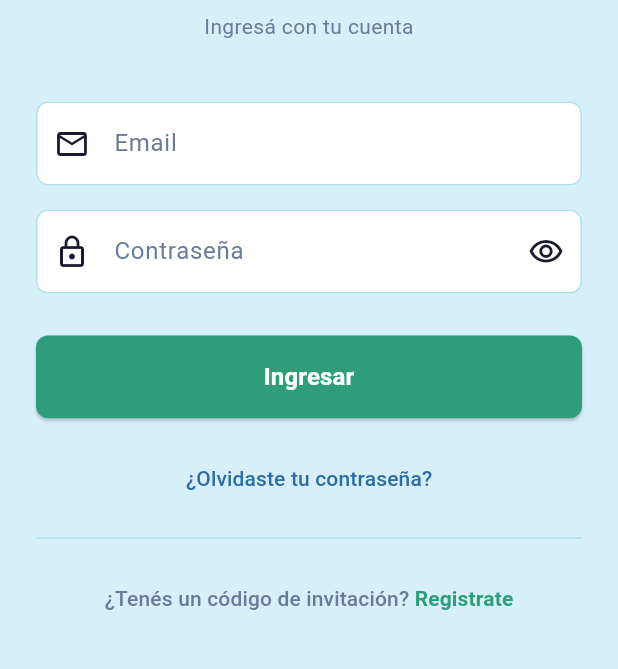
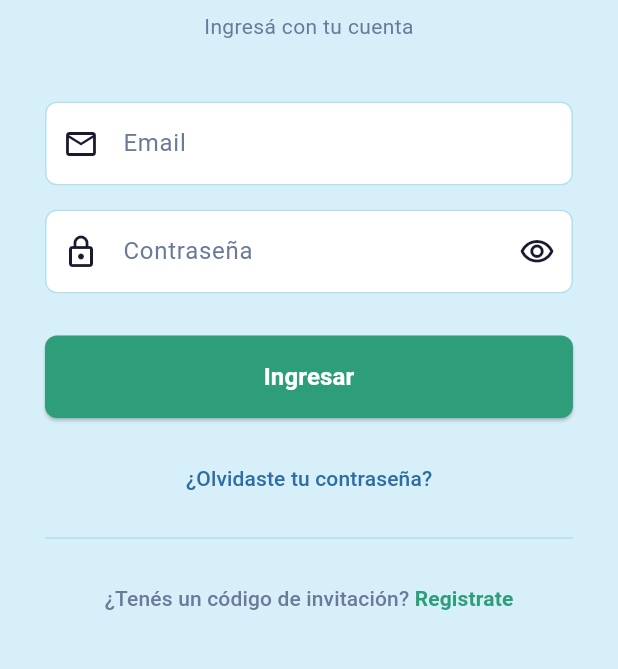
Before and after one commit to cooperadoraeest4app/cooperadora_app, a Flutter app: the screen it shows after launch, scrolled down 576 dp, after a tap on "Ingresar", on a phone screen of 412 x 824 dp, the part 362-1031 px from its top. Run offline on Flutter 3.47's test engine with Material 3 defaults, Android fonts, the light colour scheme and no system bars; our stand-ins replace cloud_firestore, file_picker, firebase_auth, firebase_core, firebase_storage; accounts and stored records are empty.

Commit message:
Fix logout desde panel admin, formulario login con ancho máximo, permisos socios

```diff
--- /dev/null
+++ b/lib/core/navigation/app_navigator.dart
@@ -0,0 +1,3 @@
+import 'package:flutter/material.dart';
+
+final navigatorKey = GlobalKey<NavigatorState>();
--- a/lib/features/auth/presentation/providers/auth_provider.dart
+++ b/lib/features/auth/presentation/providers/auth_provider.dart
@@ -1,6 +1,8 @@
 import 'package:cloud_firestore/cloud_firestore.dart';
 import 'package:firebase_auth/firebase_auth.dart';
-import 'package:flutter/foundation.dart';
+import 'package:flutter/material.dart';
+import '../../../../core/navigation/app_navigator.dart';
+import '../../../home/presentation/screens/home_screen.dart';
 
 class AuthProvider extends ChangeNotifier {
   final _auth = FirebaseAuth.instance;
@@ -8,6 +10,7 @@
   User? _currentUser;
   bool _isLoading = false;
   String? _error;
+  bool _logoutPendiente = false;
   String? rol;
   Map<String, dynamic>? datosUsuario;
   Map<String, dynamic>? datosPersona;
@@ -24,6 +27,13 @@
         datosUsuario = null;
         datosPersona = null;
         notifyListeners();
+        if (_logoutPendiente) {
+          _logoutPendiente = false;
+          navigatorKey.currentState?.pushAndRemoveUntil(
+            MaterialPageRoute(builder: (_) => const HomeScreen()),
+            (route) => false,
+          );
+        }
       }
     });
   }
@@ -188,6 +198,7 @@
   }
 
   Future<void> logout() async {
+    _logoutPendiente = true;
     await _auth.signOut();
   }
 
--- a/lib/features/auth/presentation/screens/login_screen.dart
+++ b/lib/features/auth/presentation/screens/login_screen.dart
@@ -55,6 +55,10 @@
         title: const Text('Cooperadora App'),
       ),
       body: SingleChildScrollView(
+        child: Center(
+          child: ConstrainedBox(
+            constraints: const BoxConstraints(maxWidth: 400),
+            child: Padding(
               padding: const EdgeInsets.all(24),
               child: Form(
                 key: _formKey,
@@ -195,6 +199,9 @@
                 ),
               ),
             ),
+          ),
+        ),
+      ),
     );
   }
 }
--- a/lib/features/socios/data/repositories/cuota_repository.dart
+++ b/lib/features/socios/data/repositories/cuota_repository.dart
@@ -76,10 +76,12 @@
     final now = DateTime.now();
     final periodo =
         '${now.month.toString().padLeft(2, '0')}/${now.year}';
-    final snap = await _cuotasCol
+    final snap = await FirebaseFirestore.instance
+        .collection('cuotas')
         .where('socioId', isEqualTo: socioId)
+        .where('periodo', isEqualTo: periodo)
         .get();
-    return snap.docs.any((d) => d.data()['periodo'] == periodo);
+    return snap.docs.isNotEmpty;
   }
 
   Future<void> inicializarDatosDefault() async {
--- a/lib/features/socios/presentation/screens/socio_detalle_screen.dart
+++ b/lib/features/socios/presentation/screens/socio_detalle_screen.dart
@@ -1271,8 +1271,8 @@
                         ))
                     .toList(),
                 selectedItemBuilder: (context) => metodos
-                    .map((m) =>
-                        MetodoPagoRow(nombre: m['nombre'] as String))
+                    .map((m) => Text(m['nombre'] as String,
+                        overflow: TextOverflow.ellipsis))
                     .toList(),
                 onChanged: (v) => setState(() => _metodoPagoId = v),
                 validator: (v) => v == null ? 'Requerido' : null,
--- a/lib/features/socios/presentation/screens/socios_screen.dart
+++ b/lib/features/socios/presentation/screens/socios_screen.dart
@@ -932,8 +932,8 @@
                         ))
                     .toList(),
                 selectedItemBuilder: (context) => metodos
-                    .map((m) =>
-                        MetodoPagoRow(nombre: m['nombre'] as String))
+                    .map((m) => Text(m['nombre'] as String,
+                        overflow: TextOverflow.ellipsis))
                     .toList(),
                 onChanged: (v) => setState(() => _metodoPagoId = v),
                 validator: (v) => v == null ? 'Requerido' : null,
--- a/lib/main.dart
+++ b/lib/main.dart
@@ -15,6 +15,7 @@
 import 'features/proyectos/presentation/providers/proyecto_provider.dart';
 import 'features/socios/presentation/providers/cuota_provider.dart';
 import 'features/socios/presentation/providers/socio_provider.dart';
+import 'core/navigation/app_navigator.dart';
 import 'features/home/presentation/screens/home_screen.dart';
 
 void main() async {
@@ -56,6 +57,7 @@
         ChangeNotifierProvider(create: (_) => FrecuenciaProvider()),
       ],
       child: MaterialApp(
+        navigatorKey: navigatorKey,
         title: 'Cooperadora App',
         theme: AppTheme.lightTheme(),
         home: const HomeScreen(),
```
Also changed, not shown: lib/shared/utils/metodo_pago_icon.dart (+5 -14 lines), 1 other file. Lines whose indentation alone changed are shown as unchanged.
